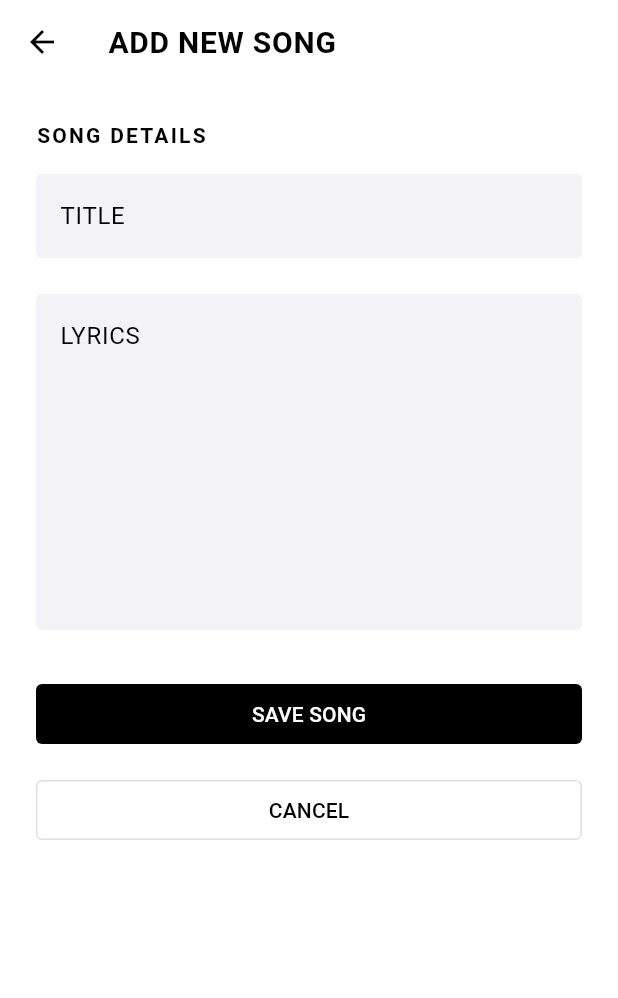
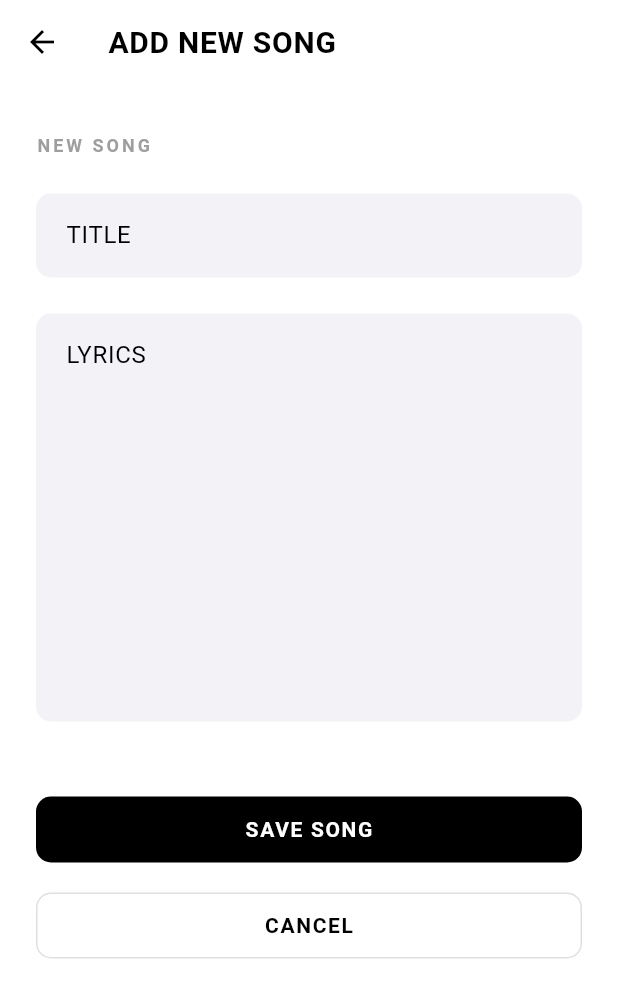
Before and after one commit to Jemo69/songdb-mobile, a Flutter app: the screen it shows after launch, after a tap on the "add" icon, on a phone screen of 412 x 824 dp. Shown: the top 998 px of the screen. Run offline on Flutter 3.47's test engine with Material 3 defaults, Android fonts, the phone set to English and light mode, and no system bars; our stand-ins replace flutter_dotenv, logger; network calls fail.

Commit message:
feat: add GitHub Action for mobile build and configure app icons
- Created GitHub Action workflow to build Android APK on push/PR.
- Generated app icons following MHID principles.
- Configured flutter_launcher_icons for automated icon generation.
- Redesigned UI to strictly follow MHID specification (MHTS, Content-First, Inverted Emphasis Hierarchy).
- Updated pubspec.yaml with necessary dependencies and environment constraints.

```diff
--- a/lib/page/add_song.dart
+++ b/lib/page/add_song.dart
@@ -68,22 +68,23 @@ class _AddSongPageState extends State<AddSongPage> {
     return Scaffold(
       appBar: AppBar(title: const Text("ADD NEW SONG")),
       body: SingleChildScrollView(
-        padding: const EdgeInsets.all(24.0),
+        padding: const EdgeInsets.symmetric(horizontal: 24.0, vertical: 32.0),
         child: Column(
           crossAxisAlignment: CrossAxisAlignment.stretch,
           children: [
+            // Hierarchy: Content First
             const Text(
-              "SONG DETAILS",
+              "NEW SONG",
               style: TextStyle(
-                fontSize: 14,
+                fontSize: 12,
                 fontWeight: FontWeight.bold,
-                letterSpacing: 1.5,
+                letterSpacing: 2.0,
+                color: Colors.grey,
               ),
             ),
-            const SizedBox(height: 16),
+            const SizedBox(height: 24),
             TextField(
               controller: titleController,
-              style: const TextStyle(fontWeight: FontWeight.bold),
               decoration: const InputDecoration(
                 labelText: "TITLE",
                 hintText: "ENTER SONG TITLE",
@@ -92,15 +93,15 @@ class _AddSongPageState extends State<AddSongPage> {
             const SizedBox(height: 24),
             TextField(
               controller: lyricsController,
-              maxLines: 8,
-              style: const TextStyle(height: 1.5),
+              maxLines: 10,
               decoration: const InputDecoration(
                 labelText: "LYRICS",
                 hintText: "ENTER SONG LYRICS",
                 alignLabelWithHint: true,
               ),
             ),
-            const SizedBox(height: 32),
+            const SizedBox(height: 48),
+            // Inverted Emphasis Hierarchy: Filled for critical action
             FilledButton(
               onPressed: () {
                 if (titleController.text.isNotEmpty) {
@@ -110,6 +111,7 @@ class _AddSongPageState extends State<AddSongPage> {
               child: const Text("SAVE SONG"),
             ),
             const SizedBox(height: 16),
+            // Outlined for medium emphasis
             OutlinedButton(
               onPressed: () => Navigator.pop(context),
               child: const Text("CANCEL"),
--- a/lib/page/homepage.dart
+++ b/lib/page/homepage.dart
@@ -106,7 +106,7 @@ class _MyHomePageState extends State<MyHomePage> with WidgetsBindingObserver {
         actions: [
           if (!isWide)
             IconButton(
-              icon: const Icon(Icons.settings),
+              icon: const Icon(Icons.settings_outlined),
               onPressed: () => Navigator.pushNamed(context, '/settings'),
             ),
         ],
@@ -198,32 +198,34 @@ class _MyHomePageState extends State<MyHomePage> with WidgetsBindingObserver {
 
   Widget _buildSongList() {
     if (_isLoading) {
-      return const CircularProgressIndicator();
+      return const Center(child: CircularProgressIndicator());
     }
 
     if (_errorMessage != null) {
-      return Padding(
-        padding: const EdgeInsets.all(16.0),
-        child: Text(
-          _errorMessage!,
-          style: const TextStyle(color: Colors.red),
-          textAlign: TextAlign.center,
+      return Center(
+        child: Padding(
+          padding: const EdgeInsets.all(16.0),
+          child: Text(
+            _errorMessage!,
+            style: const TextStyle(color: Colors.red),
+            textAlign: TextAlign.center,
+          ),
         ),
       );
     }
 
     if (_songs.isEmpty) {
-      return const Text("No songs found.");
+      return const Center(child: Text("No songs found."));
     }
 
-    final isTablet = MediaQuery.of(context).size.width >= 600;
+    final isWide = MediaQuery.of(context).size.width >= 600;
 
-    if (isTablet) {
+    if (isWide) {
       return GridView.builder(
-        padding: const EdgeInsets.all(16),
+        padding: const EdgeInsets.symmetric(vertical: 24),
         gridDelegate: const SliverGridDelegateWithFixedCrossAxisCount(
           crossAxisCount: 3,
-          childAspectRatio: 2.5,
+          childAspectRatio: 2.8,
           crossAxisSpacing: 16,
           mainAxisSpacing: 16,
         ),
@@ -235,10 +237,8 @@ class _MyHomePageState extends State<MyHomePage> with WidgetsBindingObserver {
               .toUpperCase();
 
           return Card(
-            elevation: 0,
-            color: Theme.of(context).colorScheme.secondary,
             child: InkWell(
-              borderRadius: BorderRadius.circular(8.0),
+              borderRadius: BorderRadius.circular(10.0),
               onTap: () {
                 logger.d('Opening song: $title');
                 final songData = Map<String, dynamic>.from(song);
@@ -254,23 +254,20 @@ class _MyHomePageState extends State<MyHomePage> with WidgetsBindingObserver {
                 child: Row(
                   children: [
                     Icon(
-                      Icons.music_note,
-                      size: 32,
-                      color: Theme.of(context).colorScheme.primary,
+                      Icons.music_note_outlined,
+                      size: 28,
+                      color: Theme.of(context).colorScheme.primary.withOpacity(0.7),
                     ),
                     const SizedBox(width: 16),
                     Expanded(
                       child: Text(
                         title,
-                        style: Theme.of(context).textTheme.bodyLarge?.copyWith(
-                          fontWeight: FontWeight.bold,
+                        style: Theme.of(context).textTheme.displaySmall?.copyWith(
+                          fontSize: 14,
                         ),
+                        maxLines: 2,
+                        overflow: TextOverflow.ellipsis,
                       ),
-                    ),
-                    Icon(
-                      Icons.arrow_forward_ios,
-                      size: 14,
-                      color: Theme.of(context).colorScheme.onSurface.withOpacity(0.3),
                     ),
                   ],
                 ),
@@ -283,7 +280,7 @@ class _MyHomePageState extends State<MyHomePage> with WidgetsBindingObserver {
 
     return ListView.builder(
       itemCount: _songs.length,
-      padding: const EdgeInsets.only(top: 16),
+      padding: const EdgeInsets.symmetric(vertical: 24),
       itemBuilder: (context, index) {
         final song = _songs[index];
         final title = (song['title'] ?? song['name'] ?? 'UNKNOWN TITLE')
@@ -291,24 +288,22 @@ class _MyHomePageState extends State<MyHomePage> with WidgetsBindingObserver {
             .toUpperCase();
 
         return Padding(
-          padding: const EdgeInsets.only(bottom: 8.0),
+          padding: const EdgeInsets.only(bottom: 12.0),
           child: ListTile(
             tileColor: Theme.of(context).colorScheme.secondary,
+            shape: RoundedRectangleBorder(
+              borderRadius: BorderRadius.circular(12),
+            ),
             leading: Icon(
-              Icons.music_note,
+              Icons.music_note_outlined,
               size: 24,
-              color: Theme.of(context).colorScheme.primary,
+              color: Theme.of(context).colorScheme.primary.withOpacity(0.5),
             ),
             title: Text(
               title,
-              style: Theme.of(context).textTheme.bodyLarge?.copyWith(
-                fontWeight: FontWeight.w600,
+              style: Theme.of(context).textTheme.displaySmall?.copyWith(
+                fontSize: 14,
               ),
-            ),
-            trailing: Icon(
-              Icons.arrow_forward_ios,
-              size: 14,
-              color: Theme.of(context).colorScheme.onSurface.withOpacity(0.3),
             ),
             onTap: () {
               logger.d('Opening song: $title');
--- a/lib/theme/mhid_theme.dart
+++ b/lib/theme/mhid_theme.dart
@@ -2,27 +2,24 @@ import 'package:flutter/material.dart';
 
 class MHIDTheme {
   // --- Reference Tokens (mh.ref) ---
-  static const Color refColorNeutral0 = Color(0xFF000000);
-  static const Color refColorNeutral100 = Color(0xFFFFFFFF);
-  static const Color refColorNeutral95 = Color(0xFFF2F2F7); // Light gray for tonal shifts
-  static const Color refColorNeutral10 = Color(0xFF1C1C1E); // Dark gray for dark mode surfaces
+  static const Color refColorNeutral0 = Color(0xFF000000); // Black
+  static const Color refColorNeutral100 = Color(0xFFFFFFFF); // White
+  static const Color refColorNeutral95 = Color(0xFFF2F2F7); // Light gray (HIG-like)
+  static const Color refColorNeutral10 = Color(0xFF1C1C1E); // Dark gray (HIG-like)
 
   static const double refShapeCornerS = 4.0;
-  static const double refShapeCornerM = 8.0;
-  static const double refShapeCornerL = 12.0;
+  static const double refShapeCornerM = 10.0;
+  static const double refShapeCornerL = 16.0;
 
-  // --- System Tokens (mh.sys) ---
-  // These will be derived based on brightness in the theme getter,
-  // but we can define some semantic constants here if needed.
-
+  // --- Motion Tokens ---
   static Duration get motionDurationEnter => const Duration(milliseconds: 250);
   static Duration get motionDurationExit => const Duration(milliseconds: 150);
   static Duration get motionDurationFeedback => const Duration(milliseconds: 200);
   static Duration get motionDurationSpatial => const Duration(milliseconds: 350);
 
-  static Curve get motionEasingEnter => Curves.decelerate; // Standard Decelerate
-  static Curve get motionEasingExit => Curves.accelerate; // Standard Accelerate
-  static Curve get motionEasingExpressive => Curves.easeOutBack; // Expressive (More subtle than elasticOut)
+  static Curve get motionEasingEnter => Curves.decelerate;
+  static Curve get motionEasingExit => Curves.fastOutSlowIn; // Use fastOutSlowIn instead of accelerate if not found
+  static Curve get motionEasingExpressive => Curves.easeOutBack;
 
   static ThemeData getTheme(Brightness brightness) {
     final bool isDark = brightness == Brightness.dark;
@@ -31,6 +28,8 @@ class MHIDTheme {
     final Color backgroundColor = isDark ? refColorNeutral0 : refColorNeutral100;
     final Color surfaceColor = isDark ? refColorNeutral10 : refColorNeutral95;
     final Color onSurfaceColor = isDark ? refColorNeutral100 : refColorNeutral0;
+
+    // Primary is used sparingly (Minimalist Color Mandate)
     final Color primaryColor = isDark ? refColorNeutral100 : refColorNeutral0;
     final Color onPrimaryColor = isDark ? refColorNeutral0 : refColorNeutral100;
 
@@ -48,22 +47,23 @@ class MHIDTheme {
         surface: backgroundColor,
         onSurface: onSurfaceColor,
         surfaceContainerHighest: surfaceColor,
-        outline: onSurfaceColor.withOpacity(0.12), // Subtle outline for MHID
+        outline: onSurfaceColor.withOpacity(0.12),
       ),
       scaffoldBackgroundColor: backgroundColor,
       fontFamily: 'Roboto',
 
-      // Typography
+      // Typography (Hierarchical Type Scale)
       textTheme: TextTheme(
-        displayLarge: TextStyle(fontSize: 32, fontWeight: FontWeight.bold, color: onSurfaceColor),
-        displayMedium: TextStyle(fontSize: 24, fontWeight: FontWeight.bold, color: onSurfaceColor),
-        displaySmall: TextStyle(fontSize: 18, fontWeight: FontWeight.bold, color: onSurfaceColor),
-        headlineMedium: TextStyle(fontWeight: FontWeight.w600, color: onSurfaceColor),
-        bodyLarge: TextStyle(color: onSurfaceColor, fontSize: 16),
-        bodyMedium: TextStyle(color: onSurfaceColor, fontSize: 14),
+        displayLarge: TextStyle(fontSize: 32, fontWeight: FontWeight.bold, color: onSurfaceColor, letterSpacing: -0.5),
+        displayMedium: TextStyle(fontSize: 24, fontWeight: FontWeight.bold, color: onSurfaceColor, letterSpacing: -0.5),
+        displaySmall: TextStyle(fontSize: 18, fontWeight: FontWeight.bold, color: onSurfaceColor, letterSpacing: -0.2),
+        headlineMedium: TextStyle(fontWeight: FontWeight.w600, color: onSurfaceColor, letterSpacing: 0.1),
+        labelLarge: const TextStyle(fontWeight: FontWeight.bold, letterSpacing: 1.1),
+        bodyLarge: TextStyle(color: onSurfaceColor, fontSize: 16, height: 1.5),
+        bodyMedium: TextStyle(color: onSurfaceColor, fontSize: 14, height: 1.4),
       ),
 
-      // Component Themes
+      // AppBar (Content First, Minimalist)
       appBarTheme: AppBarTheme(
         backgroundColor: backgroundColor,
         foregroundColor: onSurfaceColor,
@@ -77,7 +77,42 @@ class MHIDTheme {
         ),
       ),
 
-      cardTheme: CardTheme(
+      // Action Components (Inverted Emphasis Hierarchy)
+      // High Emphasis -> Filled
+      filledButtonTheme: FilledButtonThemeData(
+        style: FilledButton.styleFrom(
+          backgroundColor: primaryColor,
+          foregroundColor: onPrimaryColor,
+          elevation: 0, // Tonal Elevation
+          shape: RoundedRectangleBorder(
+            borderRadius: BorderRadius.circular(refShapeCornerM),
+          ),
+          padding: const EdgeInsets.symmetric(horizontal: 24, vertical: 12),
+        ),
+      ),
+
+      // Medium Emphasis (Default) -> Outlined or Tonal
+      outlinedButtonTheme: OutlinedButtonThemeData(
+        style: OutlinedButton.styleFrom(
+          foregroundColor: primaryColor,
+          side: BorderSide(color: onSurfaceColor.withOpacity(0.12)),
+          shape: RoundedRectangleBorder(
+            borderRadius: BorderRadius.circular(refShapeCornerM),
+          ),
+          padding: const EdgeInsets.symmetric(horizontal: 24, vertical: 12),
+        ),
+      ),
+
+      // Low Emphasis -> Text Button
+      textButtonTheme: TextButtonThemeData(
+        style: TextButton.styleFrom(
+          foregroundColor: primaryColor,
+          padding: const EdgeInsets.symmetric(horizontal: 16, vertical: 8),
+        ),
+      ),
+
+      // Components
+      cardTheme: CardThemeData(
         color: surfaceColor,
         elevation: 0,
         shape: RoundedRectangleBorder(
@@ -85,77 +120,54 @@ class MHIDTheme {
         ),
       ),
 
-      elevatedButtonTheme: ElevatedButtonThemeData(
-        style: ElevatedButton.styleFrom(
-          backgroundColor: primaryColor,
-          foregroundColor: onPrimaryColor,
-          elevation: 0,
-          shape: RoundedRectangleBorder(
-            borderRadius: BorderRadius.circular(refShapeCornerS),
-          ),
-        ),
-      ),
-
-      outlinedButtonTheme: OutlinedButtonThemeData(
-        style: OutlinedButton.styleFrom(
-          foregroundColor: primaryColor,
-          side: BorderSide(color: primaryColor.withOpacity(0.12)),
-          shape: RoundedRectangleBorder(
-            borderRadius: BorderRadius.circular(refShapeCornerS),
-          ),
-        ),
-      ),
-
-      filledButtonTheme: FilledButtonThemeData(
-        style: FilledButton.styleFrom(
-          backgroundColor: primaryColor,
-          foregroundColor: onPrimaryColor,
-          shape: RoundedRectangleBorder(
-            borderRadius: BorderRadius.circular(refShapeCornerS),
-          ),
-        ),
-      ),
-
       inputDecorationTheme: InputDecorationTheme(
         filled: true,
         fillColor: surfaceColor,
         border: OutlineInputBorder(
-          borderRadius: BorderRadius.circular(refShapeCornerS),
+          borderRadius: BorderRadius.circular(refShapeCornerM),
           borderSide: BorderSide.none,
         ),
         enabledBorder: OutlineInputBorder(
-          borderRadius: BorderRadius.circular(refShapeCornerS),
+          borderRadius: BorderRadius.circular(refShapeCornerM),
           borderSide: BorderSide.none,
         ),
         focusedBorder: OutlineInputBorder(
-          borderRadius: BorderRadius.circular(refShapeCornerS),
-          borderSide: BorderSide(color: primaryColor, width: 1.0),
+          borderRadius: BorderRadius.circular(refShapeCornerM),
+          borderSide: BorderSide(color: primaryColor, width: 1.5),
         ),
+        contentPadding: const EdgeInsets.all(16),
       ),
 
       navigationRailTheme: NavigationRailThemeData(
-        backgroundColor: surfaceColor,
+        backgroundColor: backgroundColor,
         selectedIconTheme: IconThemeData(color: primaryColor),
-        unselectedIconTheme: IconThemeData(color: onSurfaceColor.withOpacity(0.64)),
+        unselectedIconTheme: IconThemeData(color: onSurfaceColor.withOpacity(0.5)),
         selectedLabelTextStyle: TextStyle(color: primaryColor, fontWeight: FontWeight.bold),
-        unselectedLabelTextStyle: TextStyle(color: onSurfaceColor.withOpacity(0.64)),
+        unselectedLabelTextStyle: TextStyle(color: onSurfaceColor.withOpacity(0.5)),
+        elevation: 0,
       ),
 
       bottomNavigationBarTheme: BottomNavigationBarThemeData(
         backgroundColor: backgroundColor,
         selectedItemColor: primaryColor,
-        unselectedItemColor: onSurfaceColor.withOpacity(0.64),
+        unselectedItemColor: onSurfaceColor.withOpacity(0.5),
         type: BottomNavigationBarType.fixed,
-        elevation: 8,
+        elevation: 0, // Content-First (No heavy shadow)
+      ),
+
+      floatingActionButtonTheme: FloatingActionButtonThemeData(
+        backgroundColor: primaryColor,
+        foregroundColor: onPrimaryColor,
+        elevation: 2, // Subtle elevation
+        shape: RoundedRectangleBorder(
+          borderRadius: BorderRadius.circular(refShapeCornerL),
+        ),
       ),
 
       pageTransitionsTheme: const PageTransitionsTheme(
         builders: {
           TargetPlatform.android: MHIDPageTransitionsBuilder(),
           TargetPlatform.iOS: MHIDPageTransitionsBuilder(),
-          TargetPlatform.macOS: MHIDPageTransitionsBuilder(),
-          TargetPlatform.windows: MHIDPageTransitionsBuilder(),
-          TargetPlatform.linux: MHIDPageTransitionsBuilder(),
         },
       ),
     );
@@ -176,11 +188,20 @@ class MHIDPageTransitionsBuilder extends PageTransitionsBuilder {
     Animation<double> secondaryAnimation,
     Widget child,
   ) {
+    // MHID Duration Standard: Screen Entry 250ms
     return FadeTransition(
       opacity: animation.drive(
-        CurveTween(curve: Curves.easeIn),
+        CurveTween(curve: Curves.easeInOut),
       ),
-      child: child,
+      child: SlideTransition(
+        position: animation.drive(
+          Tween<Offset>(
+            begin: const Offset(0.05, 0),
+            end: Offset.zero,
+          ).chain(CurveTween(curve: Curves.easeOutCubic)),
+        ),
+        child: child,
+      ),
     );
   }
 }
```
Also changed, not shown: lib/page/song_player.dart (+26 -42 lines), pubspec.yaml (+8 -1 lines), assets/icon.png (added), pubspec.lock, 29 other files.
